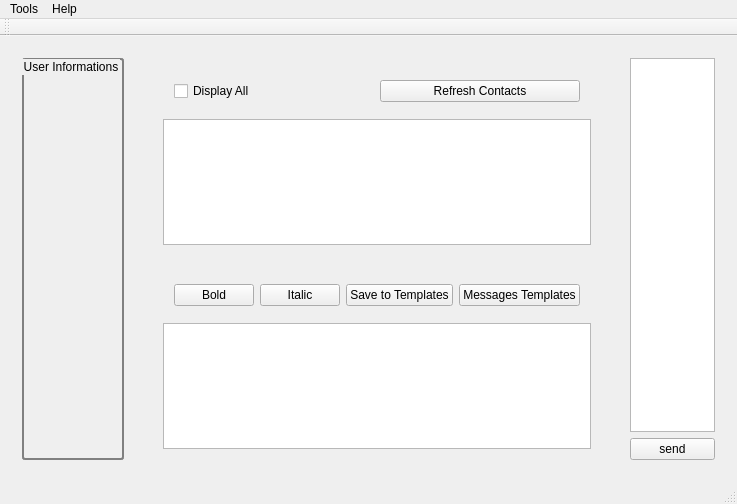
Before: the Qt Designer form UI/mainwindow.ui in ziadkiwan/teamsext, drawn with Qt 5.
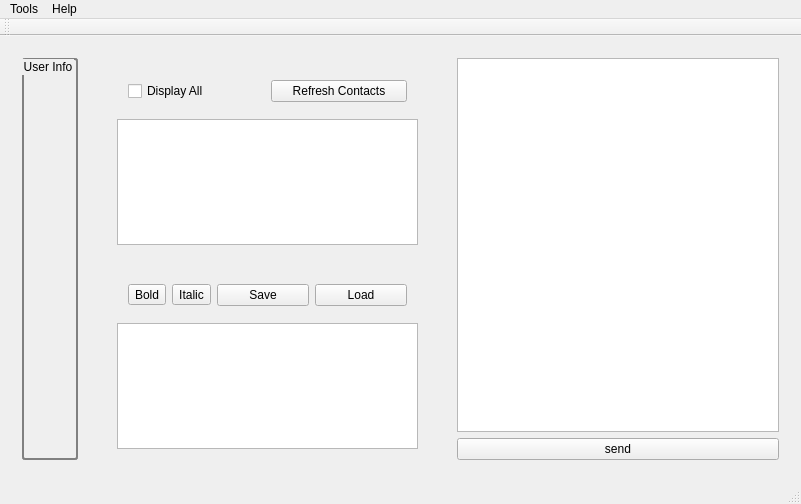
After: the same form once the commit is applied.

Commit message: GUI Changes. Added Remove Account. Added Clear Logs.

```diff
--- a/UI/mainwindow.ui
+++ b/UI/mainwindow.ui
@@ -6,7 +6,7 @@
    <rect>
     <x>0</x>
     <y>0</y>
-    <width>737</width>
+    <width>801</width>
     <height>504</height>
    </rect>
   </property>
@@ -33,7 +33,7 @@
  } </string>
          </property>
          <property name="title">
-          <string>User Informations</string>
+          <string>User Info</string>
          </property>
          <property name="flat">
           <bool>false</bool>
@@ -131,14 +131,20 @@
            <widget class="QWidget" name="widget_7" native="true">
             <layout class="QHBoxLayout" name="horizontalLayout_3">
              <item>
-              <widget class="QPushButton" name="btn_bold">
+              <widget class="QToolButton" name="btn_bold">
+               <property name="styleSheet">
+                <string notr="true"/>
+               </property>
                <property name="text">
                 <string>Bold</string>
                </property>
               </widget>
              </item>
              <item>
-              <widget class="QPushButton" name="btn_italic">
+              <widget class="QToolButton" name="btn_italic">
+               <property name="styleSheet">
+                <string notr="true"/>
+               </property>
                <property name="text">
                 <string>Italic</string>
                </property>
@@ -147,14 +153,14 @@
              <item>
               <widget class="QPushButton" name="btn_savetemplate">
                <property name="text">
-                <string>Save to Templates</string>
+                <string>Save</string>
                </property>
               </widget>
              </item>
              <item>
               <widget class="QPushButton" name="btn_templates">
                <property name="text">
-                <string>Messages Templates</string>
+                <string>Load</string>
                </property>
               </widget>
              </item>
@@ -193,8 +199,8 @@
     <rect>
      <x>0</x>
      <y>0</y>
-     <width>737</width>
-     <height>21</height>
+     <width>801</width>
+     <height>26</height>
     </rect>
    </property>
    <widget class="QMenu" name="menuMore">
```
Left out of the diff: 12 changed lines with no effect on the pictures. The commit also changes 6 other files.
